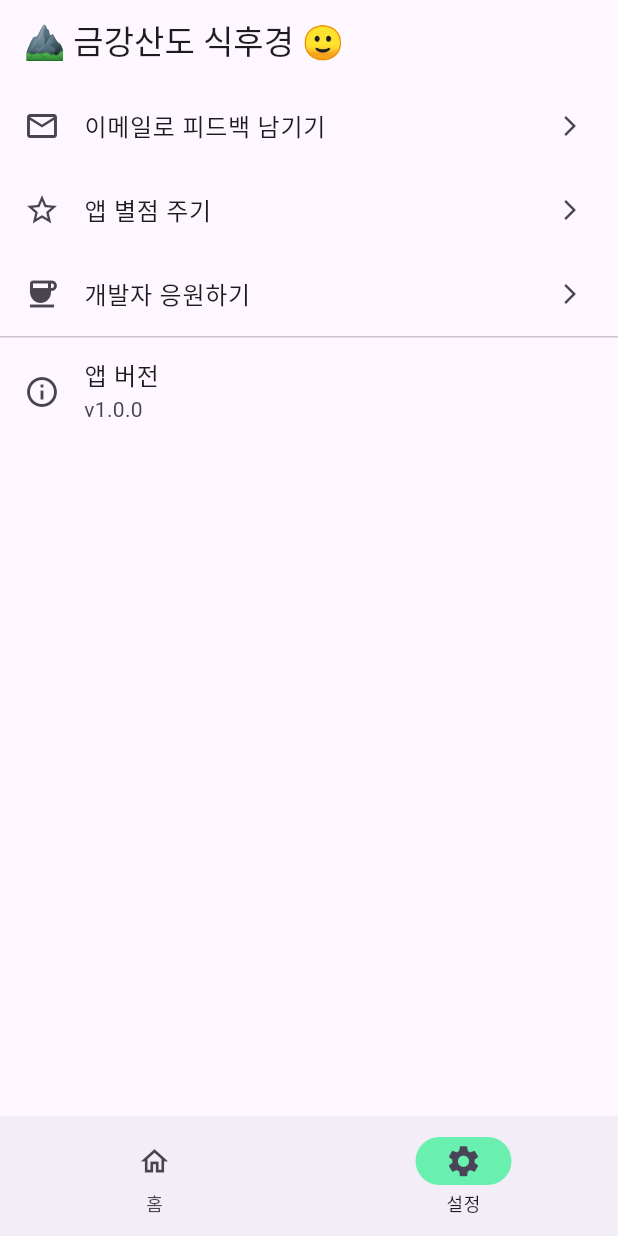
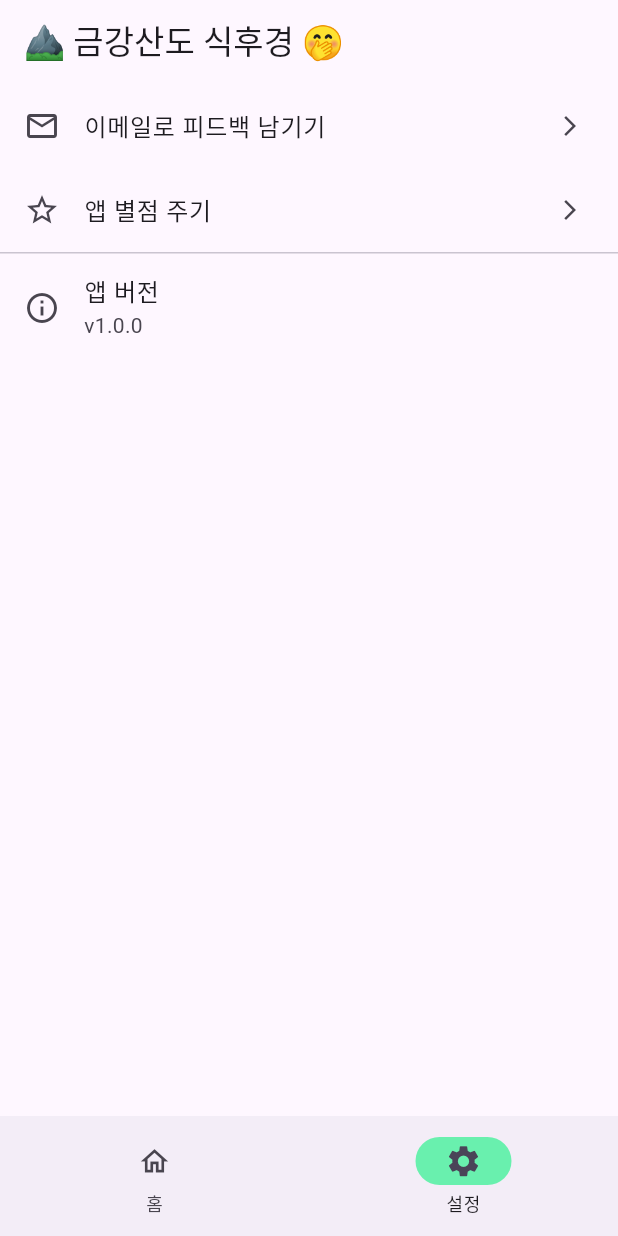
Before and after one commit to ssosee/sik_hoo_kyung, a Flutter app: the screen it shows after launch, item 2 of the bottom bar chosen, on a phone screen of 412 x 824 dp. Run offline on Flutter 3.47's test engine with Material 3 defaults, Android fonts, the phone set to English and light mode, and no system bars; our stand-ins replace in_app_review, lottie.

Commit message:
fix(setting_screen.dart): 개발자 응원하기 제거
- 앱 심사 거절사항 관련 코드 수정

```diff
--- a/lib/main.dart
+++ b/lib/main.dart
@@ -1,11 +1,10 @@
 import 'package:flutter/material.dart';
-import 'package:sik_hoo_kyung/screen/login_screen.dart';
 import 'package:sik_hoo_kyung/screen/main_screen.dart';
-import 'package:sik_hoo_kyung/screen/splash_screen.dart';
 
 void main() {
   runApp(
     MaterialApp(
+      debugShowCheckedModeBanner: false, // debug 배너 제거
       home: MainScreen(),
       // home: SplashScreen(),
       // routes: {
--- a/lib/screen/main_screen.dart
+++ b/lib/screen/main_screen.dart
@@ -26,7 +26,7 @@ class _MainScreen extends State<MainScreen> {
   @override
   Widget build(BuildContext context) {
     return Scaffold(
-      appBar: AppBar(title: Text('⛰️ 금강산도 식후경 🙂')),
+      appBar: AppBar(title: Text('⛰️ 금강산도 식후경 🤭')),
       body: IndexedStack(
         index: selectedBottomNavigationIndex,
         children: [
--- a/lib/screen/setting_screen.dart
+++ b/lib/screen/setting_screen.dart
@@ -83,12 +83,12 @@ class _SettingScreenState extends State<SettingScreen> {
           trailing: const Icon(Icons.arrow_forward_ios, size: 16),
           onTap: _requestReview,
         ),
-        ListTile(
-          leading: const Icon(Icons.coffee),
-          title: const Text('개발자 응원하기'),
-          trailing: const Icon(Icons.arrow_forward_ios, size: 16),
-          onTap: _openSupportLink,
-        ),
+        // ListTile(
+        //   leading: const Icon(Icons.coffee),
+        //   title: const Text('개발자 응원하기 🤗'),
+        //   trailing: const Icon(Icons.arrow_forward_ios, size: 16),
+        //   onTap: _openSupportLink,
+        // ),
         const Divider(height: 1),
         ListTile(
           leading: const Icon(Icons.info_outline),
```
Also changed, not shown: 1 other file.
